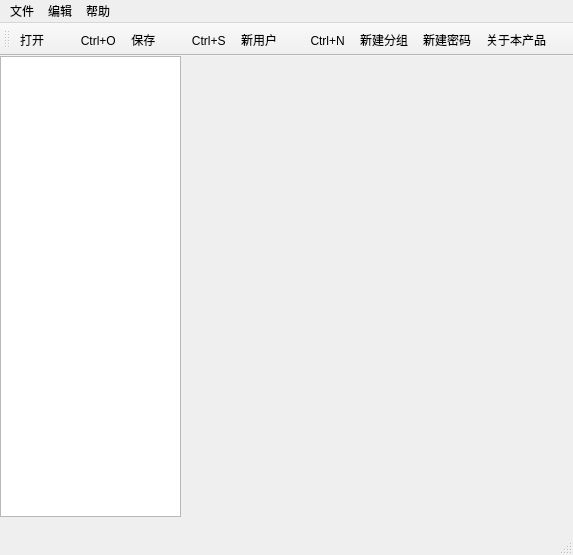
HuBoZhi/python, file password-storage/Main_Form.ui: the form before one commit.
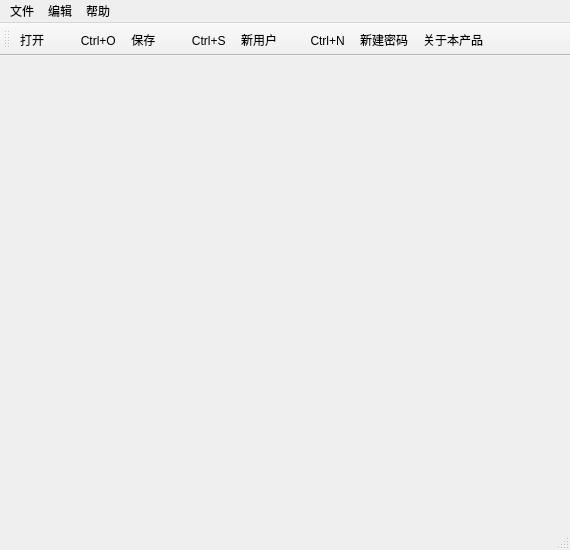
The form after the commit. Icons and pictures are not drawn.

```diff
--- a/password-storage/Main_Form.ui
+++ b/password-storage/Main_Form.ui
@@ -6,8 +6,8 @@
    <rect>
     <x>0</x>
     <y>0</y>
-    <width>573</width>
-    <height>555</height>
+    <width>570</width>
+    <height>550</height>
    </rect>
   </property>
   <property name="windowTitle">
@@ -19,13 +19,13 @@
      <rect>
       <x>0</x>
       <y>0</y>
-      <width>181</width>
-      <height>461</height>
+      <width>571</width>
+      <height>451</height>
      </rect>
     </property>
-    <layout class="QVBoxLayout" name="verticalLayout">
-     <item>
-      <widget class="QTreeView" name="treeView"/>
+    <layout class="QGridLayout" name="Table">
+     <item row="0" column="0">
+      <layout class="QGridLayout" name="NewCode"/>
      </item>
     </layout>
    </widget>
@@ -35,7 +35,7 @@
     <rect>
      <x>0</x>
      <y>0</y>
-     <width>573</width>
+     <width>570</width>
      <height>26</height>
     </rect>
    </property>
@@ -81,25 +81,8 @@
    <addaction name="fileSave"/>
    <addaction name="new_user"/>
    <addaction name="New"/>
-   <addaction name="new_2"/>
    <addaction name="About"/>
   </widget>
-  <action name="New">
-   <property name="checkable">
-    <bool>false</bool>
-   </property>
-   <property name="icon">
-    <iconset>
-     <normalon>res/New.ico</normalon>
-    </iconset>
-   </property>
-   <property name="text">
-    <string>新建分组</string>
-   </property>
-   <property name="toolTip">
-    <string>新建分组</string>
-   </property>
-  </action>
   <action name="fileSave">
    <property name="icon">
     <iconset>
@@ -146,7 +129,7 @@
     <string>更改登录密吗</string>
    </property>
   </action>
-  <action name="new_2">
+  <action name="New">
    <property name="icon">
     <iconset>
      <normaloff>res/userNew.ico</normaloff>
```
Left out of the diff: 13 changed lines with no effect on the pictures.
